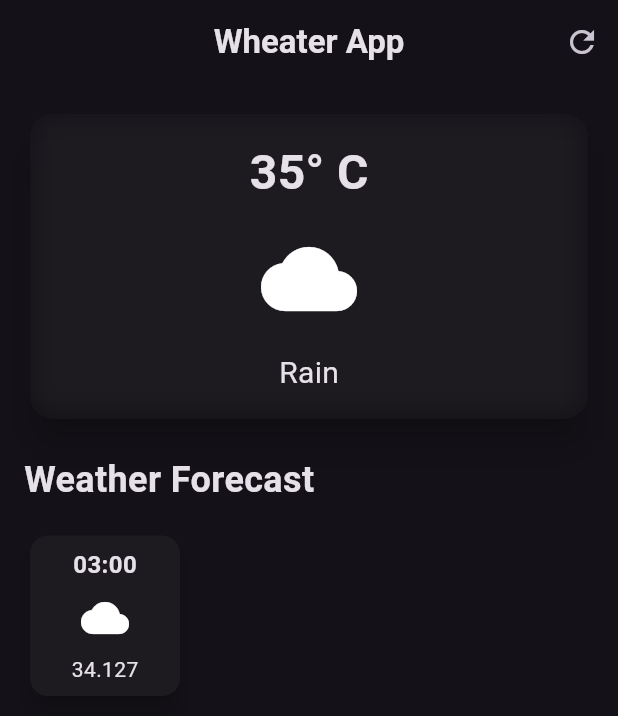
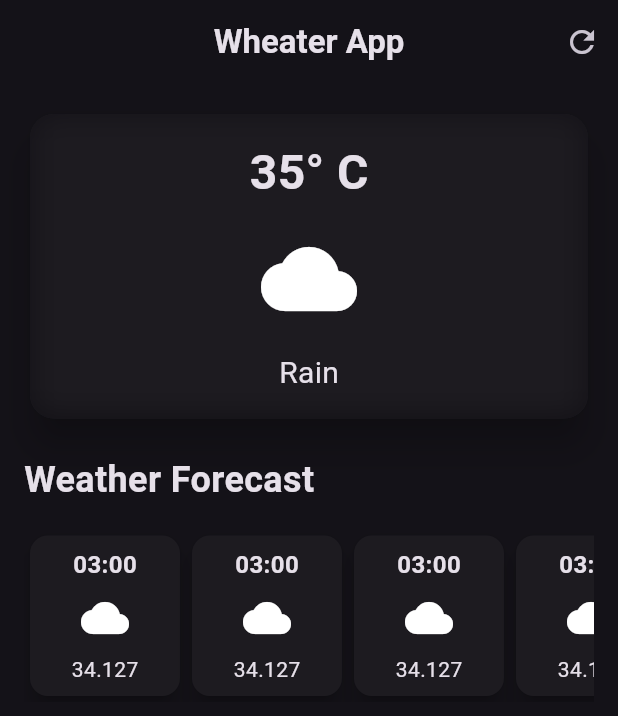
Before and after one commit to drilonhametaj25/flutter_weather_app, a Flutter app: the screen it shows after launch, on a phone screen of 412 x 824 dp. Shown: the top 716 px of the screen. Run offline on Flutter 3.47's test engine with Material 2 defaults, Android fonts, the phone set to English and light mode, and no system bars.

Commit message:
scrollable horizontal

```diff
--- a/lib/weather_screen.dart
+++ b/lib/weather_screen.dart
@@ -82,14 +82,140 @@ class WeatherScreen extends StatelessWidget {
               ),
             ),
             const SizedBox(height: 16),
-            Row(
+            SingleChildScrollView(
+              scrollDirection: Axis.horizontal,
+              child: Row(
                 children: [
                   Card(
                     elevation: 6,
                     child: Container(
                       width: 100,
-                    decoration:
-                        BoxDecoration(borderRadius: BorderRadius.circular(12)),
+                      decoration: BoxDecoration(
+                          borderRadius: BorderRadius.circular(12)),
+                      padding: const EdgeInsets.all(8.0),
+                      child: const Column(children: [
+                        Text(
+                          '03:00',
+                          style: TextStyle(
+                            fontSize: 16,
+                            fontWeight: FontWeight.bold,
+                          ),
+                        ),
+                        SizedBox(
+                          height: 8,
+                        ),
+                        Icon(
+                          Icons.cloud,
+                          size: 32,
+                        ),
+                        SizedBox(
+                          height: 8,
+                        ),
+                        Text(
+                          '34.127',
+                        ),
+                      ]),
+                    ),
+                  ),
+                  Card(
+                    elevation: 6,
+                    child: Container(
+                      width: 100,
+                      decoration: BoxDecoration(
+                          borderRadius: BorderRadius.circular(12)),
+                      padding: const EdgeInsets.all(8.0),
+                      child: const Column(children: [
+                        Text(
+                          '03:00',
+                          style: TextStyle(
+                            fontSize: 16,
+                            fontWeight: FontWeight.bold,
+                          ),
+                        ),
+                        SizedBox(
+                          height: 8,
+                        ),
+                        Icon(
+                          Icons.cloud,
+                          size: 32,
+                        ),
+                        SizedBox(
+                          height: 8,
+                        ),
+                        Text(
+                          '34.127',
+                        ),
+                      ]),
+                    ),
+                  ),
+                  Card(
+                    elevation: 6,
+                    child: Container(
+                      width: 100,
+                      decoration: BoxDecoration(
+                          borderRadius: BorderRadius.circular(12)),
+                      padding: const EdgeInsets.all(8.0),
+                      child: const Column(children: [
+                        Text(
+                          '03:00',
+                          style: TextStyle(
+                            fontSize: 16,
+                            fontWeight: FontWeight.bold,
+                          ),
+                        ),
+                        SizedBox(
+                          height: 8,
+                        ),
+                        Icon(
+                          Icons.cloud,
+                          size: 32,
+                        ),
+                        SizedBox(
+                          height: 8,
+                        ),
+                        Text(
+                          '34.127',
+                        ),
+                      ]),
+                    ),
+                  ),
+                  Card(
+                    elevation: 6,
+                    child: Container(
+                      width: 100,
+                      decoration: BoxDecoration(
+                          borderRadius: BorderRadius.circular(12)),
+                      padding: const EdgeInsets.all(8.0),
+                      child: const Column(children: [
+                        Text(
+                          '03:00',
+                          style: TextStyle(
+                            fontSize: 16,
+                            fontWeight: FontWeight.bold,
+                          ),
+                        ),
+                        SizedBox(
+                          height: 8,
+                        ),
+                        Icon(
+                          Icons.cloud,
+                          size: 32,
+                        ),
+                        SizedBox(
+                          height: 8,
+                        ),
+                        Text(
+                          '34.127',
+                        ),
+                      ]),
+                    ),
+                  ),
+                  Card(
+                    elevation: 6,
+                    child: Container(
+                      width: 100,
+                      decoration: BoxDecoration(
+                          borderRadius: BorderRadius.circular(12)),
                       padding: const EdgeInsets.all(8.0),
                       child: const Column(children: [
                         Text(
@@ -116,6 +242,7 @@ class WeatherScreen extends StatelessWidget {
                     ),
                   ),
                 ],
+              ),
             )
           ],
         ),
```
Lines whose indentation alone changed are shown as unchanged.
